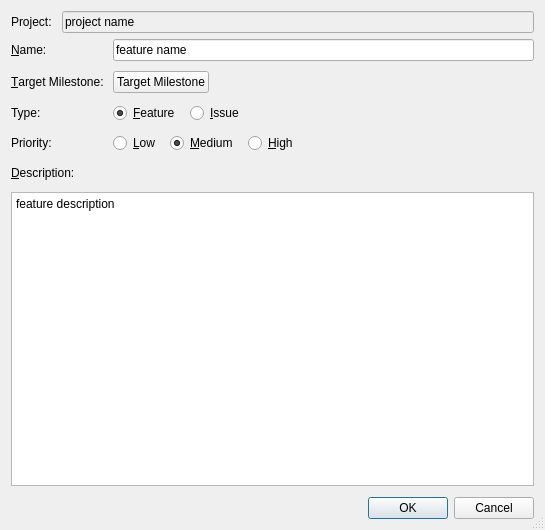
skriticos/nelia1, file forms/roadmap_add.ui: the form before one commit.
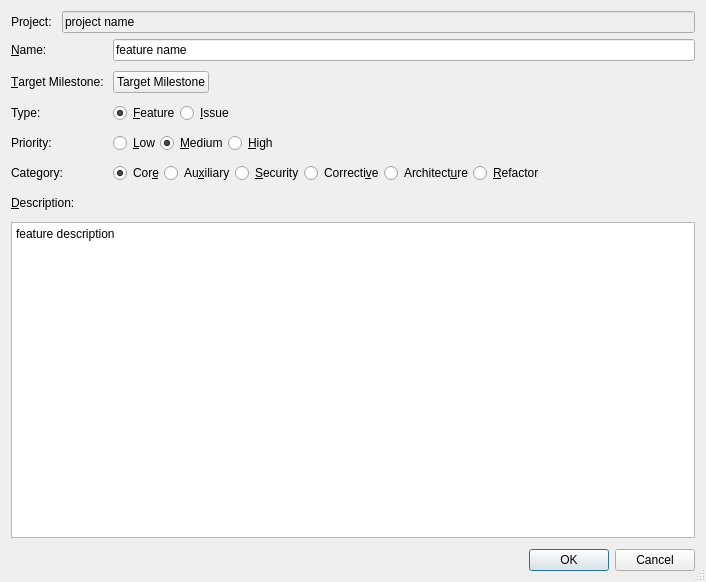
The form after the commit.

Commit message: Added categories to roadmap widgets

Diff of the .ui file:
```diff
--- a/forms/roadmap_add.ui
+++ b/forms/roadmap_add.ui
@@ -6,12 +6,12 @@
    <rect>
     <x>0</x>
     <y>0</y>
-    <width>545</width>
-    <height>530</height>
+    <width>706</width>
+    <height>582</height>
    </rect>
   </property>
   <property name="windowTitle">
-   <string>Add Milestone Item</string>
+   <string>Add/Edit Milestone Item</string>
   </property>
   <property name="sizeGripEnabled">
    <bool>true</bool>
@@ -29,36 +29,6 @@
       <property name="spacing">
        <number>10</number>
       </property>
-      <item row="2" column="0">
-       <widget class="QLabel" name="label_7">
-        <property name="text">
-         <string>Type:</string>
-        </property>
-       </widget>
-      </item>
-      <item row="0" column="0">
-       <widget class="QLabel" name="label_2">
-        <property name="text">
-         <string>&amp;Name:</string>
-        </property>
-        <property name="buddy">
-         <cstring>line_name</cstring>
-        </property>
-       </widget>
-      </item>
-      <item row="1" column="2">
-       <spacer name="horizontalSpacer_3">
-        <property name="orientation">
-         <enum>Qt::Horizontal</enum>
-        </property>
-        <property name="sizeHint" stdset="0">
-         <size>
-          <width>255</width>
-          <height>20</height>
-         </size>
-        </property>
-       </spacer>
-      </item>
       <item row="0" column="1" colspan="2">
        <widget class="QLineEdit" name="line_name">
         <property name="minimumSize">
@@ -72,10 +42,13 @@
         </property>
        </widget>
       </item>
-      <item row="1" column="1">
-       <widget class="QPushButton" name="push_target">
+      <item row="1" column="0">
+       <widget class="QLabel" name="label_3">
         <property name="text">
-         <string>Target Milestone</string>
+         <string>&amp;Target Milestone:</string>
+        </property>
+        <property name="buddy">
+         <cstring>push_target</cstring>
         </property>
        </widget>
       </item>
@@ -85,12 +58,15 @@
          <string notr="true"/>
         </property>
         <layout class="QGridLayout" name="gridLayout_5">
-         <property name="margin">
+         <property name="horizontalSpacing">
           <number>0</number>
          </property>
-         <property name="spacing">
+         <property name="verticalSpacing">
           <number>10</number>
          </property>
+         <property name="margin">
+          <number>0</number>
+         </property>
          <item row="0" column="3">
           <spacer name="horizontalSpacer_2">
            <property name="orientation">
@@ -131,15 +107,41 @@
         </layout>
        </widget>
       </item>
+      <item row="0" column="0">
+       <widget class="QLabel" name="label_2">
+        <property name="text">
+         <string>&amp;Name:</string>
+        </property>
+        <property name="buddy">
+         <cstring>line_name</cstring>
+        </property>
+       </widget>
+      </item>
+      <item row="1" column="2">
+       <spacer name="horizontalSpacer_3">
+        <property name="orientation">
+         <enum>Qt::Horizontal</enum>
+        </property>
+        <property name="sizeHint" stdset="0">
+         <size>
+          <width>255</width>
+          <height>20</height>
+         </size>
+        </property>
+       </spacer>
+      </item>
       <item row="2" column="1" colspan="2">
        <widget class="QWidget" name="widget_5" native="true">
         <layout class="QGridLayout" name="gridLayout_6">
-         <property name="margin">
+         <property name="horizontalSpacing">
           <number>0</number>
          </property>
-         <property name="spacing">
+         <property name="verticalSpacing">
           <number>10</number>
          </property>
+         <property name="margin">
+          <number>0</number>
+         </property>
          <item row="0" column="0">
           <widget class="QRadioButton" name="radio_feature">
            <property name="text">
@@ -173,13 +175,10 @@
         </layout>
        </widget>
       </item>
-      <item row="1" column="0">
-       <widget class="QLabel" name="label_3">
+      <item row="2" column="0">
+       <widget class="QLabel" name="label_7">
         <property name="text">
-         <string>&amp;Target Milestone:</string>
-        </property>
-        <property name="buddy">
-         <cstring>push_target</cstring>
+         <string>Type:</string>
         </property>
        </widget>
       </item>
@@ -190,6 +189,93 @@
         </property>
        </widget>
       </item>
+      <item row="1" column="1">
+       <widget class="QPushButton" name="push_target">
+        <property name="text">
+         <string>Target Milestone</string>
+        </property>
+       </widget>
+      </item>
+      <item row="4" column="0">
+       <widget class="QLabel" name="label_4">
+        <property name="text">
+         <string>Category:</string>
+        </property>
+       </widget>
+      </item>
+      <item row="4" column="1" colspan="2">
+       <widget class="QWidget" name="widget_3" native="true">
+        <layout class="QGridLayout" name="gridLayout_7">
+         <property name="horizontalSpacing">
+          <number>0</number>
+         </property>
+         <property name="verticalSpacing">
+          <number>10</number>
+         </property>
+         <property name="margin">
+          <number>0</number>
+         </property>
+         <item row="0" column="6">
+          <spacer name="horizontalSpacer_4">
+           <property name="orientation">
+            <enum>Qt::Horizontal</enum>
+           </property>
+           <property name="sizeHint" stdset="0">
+            <size>
+             <width>14</width>
+             <height>20</height>
+            </size>
+           </property>
+          </spacer>
+         </item>
+         <item row="0" column="1">
+          <widget class="QRadioButton" name="radio_auxiliary">
+           <property name="text">
+            <string>Au&amp;xiliary</string>
+           </property>
+          </widget>
+         </item>
+         <item row="0" column="3">
+          <widget class="QRadioButton" name="radio_corrective">
+           <property name="text">
+            <string>Correcti&amp;ve</string>
+           </property>
+          </widget>
+         </item>
+         <item row="0" column="4">
+          <widget class="QRadioButton" name="radio_architecture">
+           <property name="text">
+            <string>Architect&amp;ure</string>
+           </property>
+          </widget>
+         </item>
+         <item row="0" column="2">
+          <widget class="QRadioButton" name="radio_security">
+           <property name="text">
+            <string>&amp;Security</string>
+           </property>
+          </widget>
+         </item>
+         <item row="0" column="0">
+          <widget class="QRadioButton" name="radio_core">
+           <property name="text">
+            <string>Cor&amp;e</string>
+           </property>
+           <property name="checked">
+            <bool>true</bool>
+           </property>
+          </widget>
+         </item>
+         <item row="0" column="5">
+          <widget class="QRadioButton" name="radio_refactor">
+           <property name="text">
+            <string>&amp;Refactor</string>
+           </property>
+          </widget>
+         </item>
+        </layout>
+       </widget>
+      </item>
      </layout>
     </widget>
    </item>
```
The commit also changes 1 other file.
